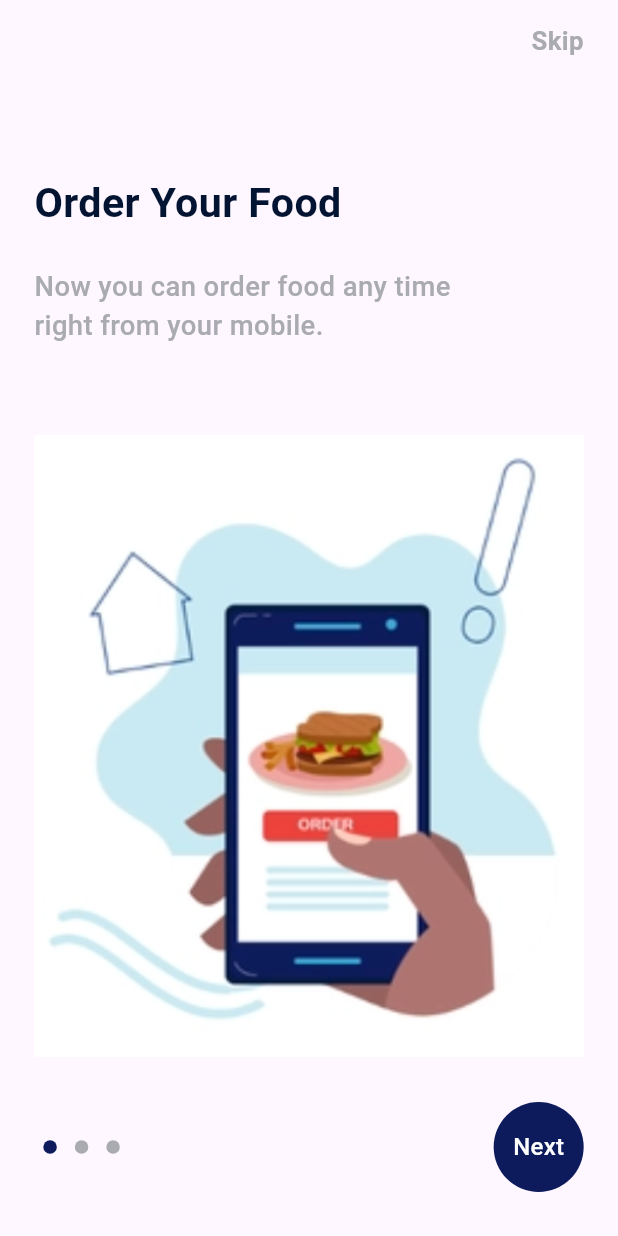
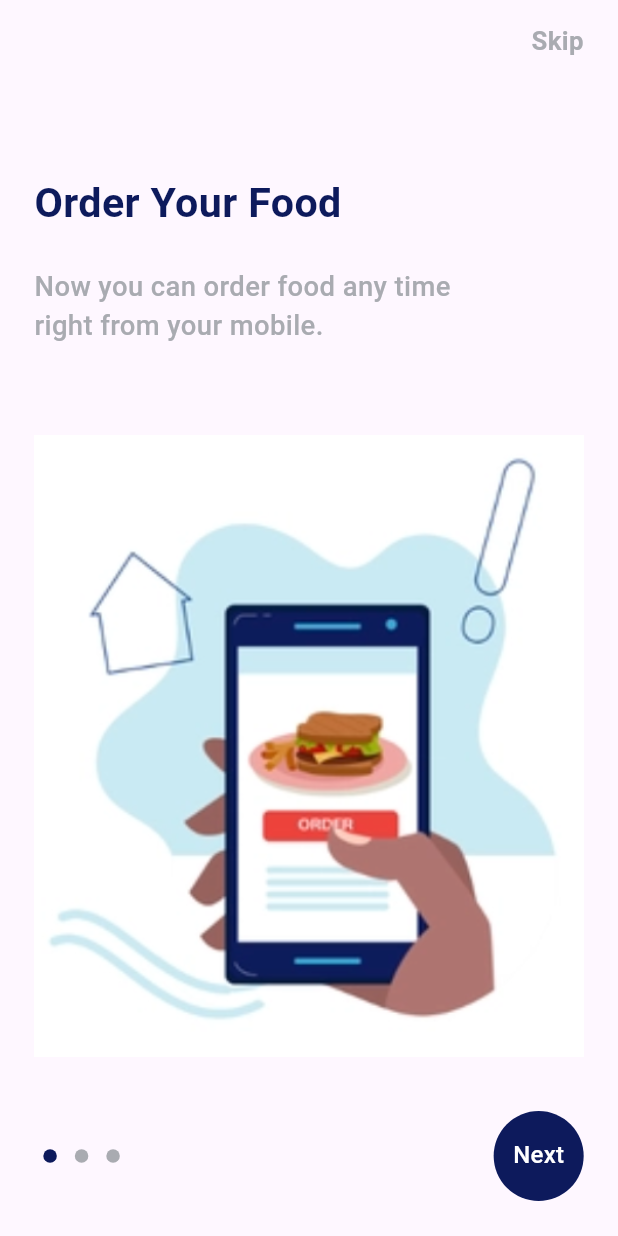
Before and after one commit to habeeb321/Sky-WebDesign, a Flutter app: the screen it shows after launch, on a phone screen of 412 x 824 dp. Run offline on Flutter 3.47's test engine with Material 3 defaults, Android fonts, the light colour scheme and no system bars; drawn by our look-alikes of dots_indicator; our stand-ins replace flutter_screenutil, get.

Commit message:
second splash completed

```diff
--- a/lib/splash_screen/first_splash.dart
+++ b/lib/splash_screen/first_splash.dart
@@ -39,7 +39,7 @@ class FirstSplash extends StatelessWidget {
                 style: TextStyle(
                   fontSize: 24.sp,
                   fontWeight: FontWeight.w700,
-                  color: const Color(0xff031432),
+                  color: const Color(0xff0D1A5C),
                 ),
               ),
               SizedBox(height: 20.h),
@@ -52,11 +52,13 @@ class FirstSplash extends StatelessWidget {
                 ),
               ),
               SizedBox(height: 50.h),
-              const Image(
-                image: AssetImage('assets/splashone.png'),
-                fit: BoxFit.cover,
+              const Center(
+                child: Image(
+                  image: AssetImage('assets/splashone.png'),
+                  fit: BoxFit.cover,
+                ),
               ),
-              SizedBox(height: 25.h),
+              SizedBox(height: 30.h),
               Row(
                 mainAxisAlignment: MainAxisAlignment.spaceBetween,
                 children: [
@@ -78,7 +80,7 @@ class FirstSplash extends StatelessWidget {
                   )
                 ],
               ),
-              SizedBox(height: 10.h),
+              const SizedBox(height: 10),
             ],
           ),
         ),
```
Also changed, not shown: lib/splash_screen/second_splash.dart (+89 -3 lines).
